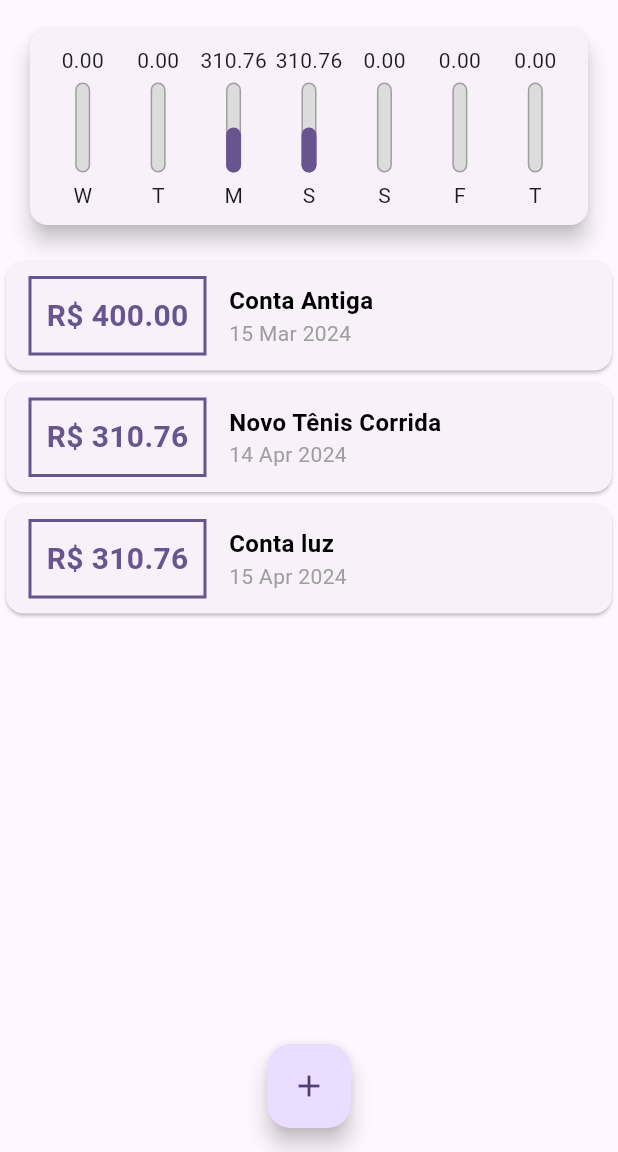
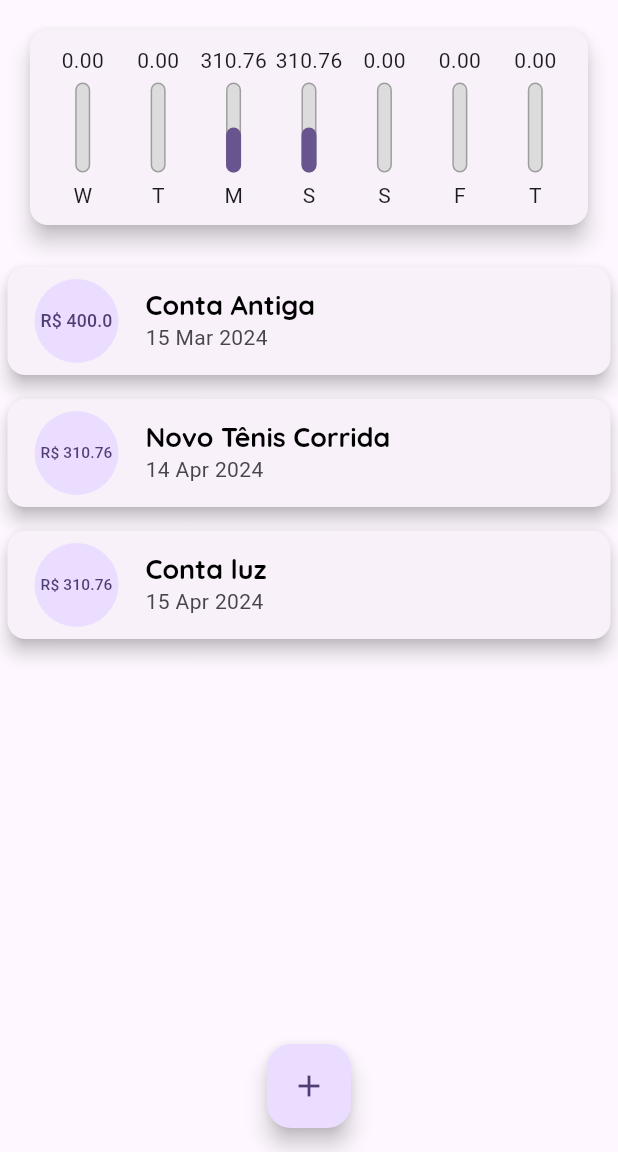
Before and after one commit to adevalter/expenses, a Flutter app: the screen it shows after launch, on a phone screen of 412 x 824 dp, the part 84-1236 px from its top. Run offline on Flutter 3.47's test engine with Material 3 defaults, Android fonts, the phone set to English and light mode, and no system bars.

Commit message:
refatorado widget list troca do row  por tilelist

```diff
--- a/lib/components/chart.dart
+++ b/lib/components/chart.dart
@@ -25,9 +25,6 @@ class Chart extends StatelessWidget {
           totalSum += recentTransactions[i].value;
         }
       }
-
-      print(DateFormat.E().format(weekDay)[0]);
-      print(totalSum);
 
       return {
         'day': DateFormat.E().format(weekDay)[0],
--- a/lib/components/chart_bar.dart
+++ b/lib/components/chart_bar.dart
@@ -33,7 +33,7 @@ class ChartBar extends StatelessWidget {
                     color: Colors.grey,
                     width: 1.0,
                   ),
-                  color: Color.fromRGBO(220, 220, 220, 1),
+                  color: const Color.fromRGBO(220, 220, 220, 1),
                   borderRadius: BorderRadius.circular(5),
                 ),
               ),
--- a/lib/components/transaction_list.dart
+++ b/lib/components/transaction_list.dart
@@ -34,41 +34,28 @@ class TransactionList extends StatelessWidget {
               itemBuilder: (ctx, index) {
                 final tr = transactions[index];
                 return Card(
-                  child: Row(
-                    children: <Widget>[
-                      Container(
-                        margin: const EdgeInsets.symmetric(
-                            horizontal: 15, vertical: 10),
-                        decoration: BoxDecoration(
-                            border: Border.all(
-                          color: Theme.of(context).colorScheme.primary,
-                          width: 2,
-                        )),
-                        padding: const EdgeInsets.all(10),
-                        child: Text(
-                          'R\$ ${tr.value.toStringAsFixed(2)}',
-                          style: TextStyle(
-                            fontWeight: FontWeight.bold,
-                            fontSize: 20,
-                            color: Theme.of(context).colorScheme.primary,
-                          ),
+                  elevation: 5,
+                  margin: const EdgeInsets.symmetric(
+                    vertical: 8,
+                    horizontal: 5,
+                  ),
+                  child: ListTile(
+                    leading: CircleAvatar(
+                      radius: 30,
+                      child: Padding(
+                        padding: const EdgeInsets.all(6.0),
+                        child: FittedBox(
+                          child: Text("R\$ ${tr.value}"),
                         ),
                       ),
-                      Column(
-                        crossAxisAlignment: CrossAxisAlignment.start,
-                        children: <Widget>[
-                          Text(
-                            tr.title,
-                            style: const TextStyle(
-                                fontWeight: FontWeight.bold,
-                                fontSize: 16,
-                                color: Colors.black),
-                          ),
-                          Text(DateFormat('d MMM y').format(tr.date),
-                              style: const TextStyle(color: Colors.grey)),
-                        ],
-                      )
-                    ],
+                    ),
+                    title: Text(
+                      tr.title,
+                      style: Theme.of(context).textTheme.headline6,
+                    ),
+                    subtitle: Text(
+                      DateFormat('d MMM y').format(tr.date),
+                    ),
                   ),
                 );
               },
```
